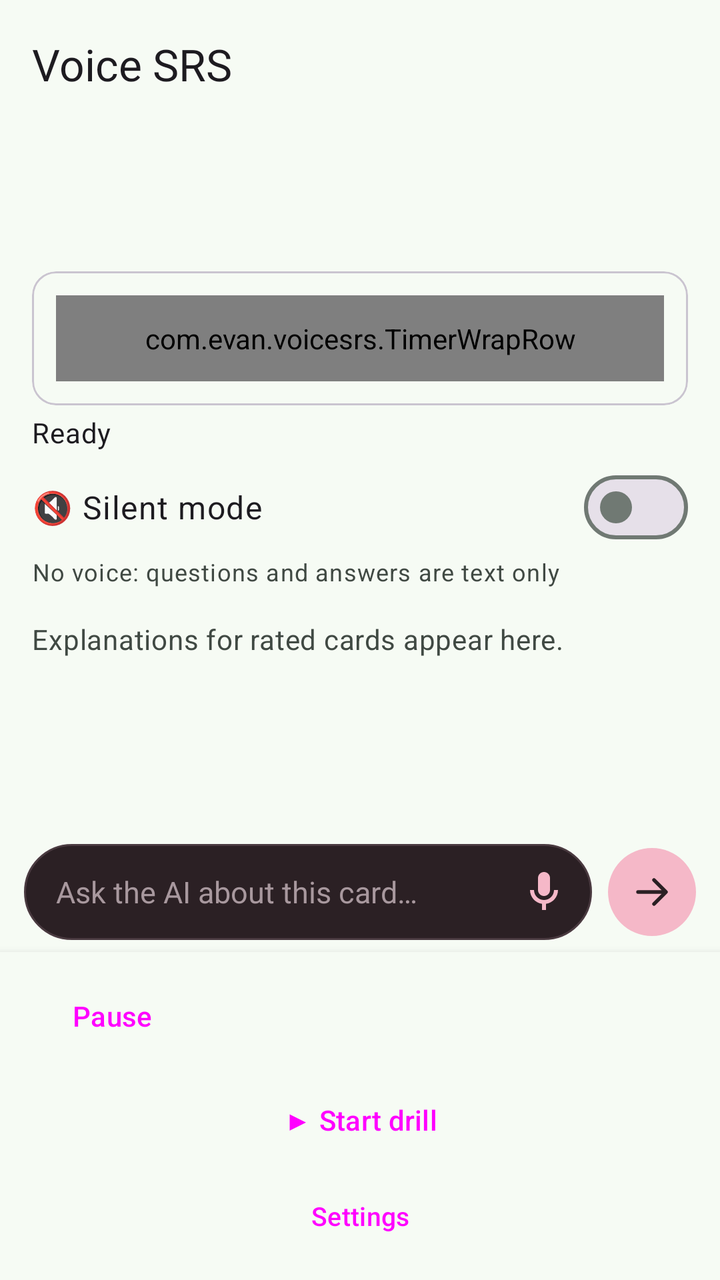
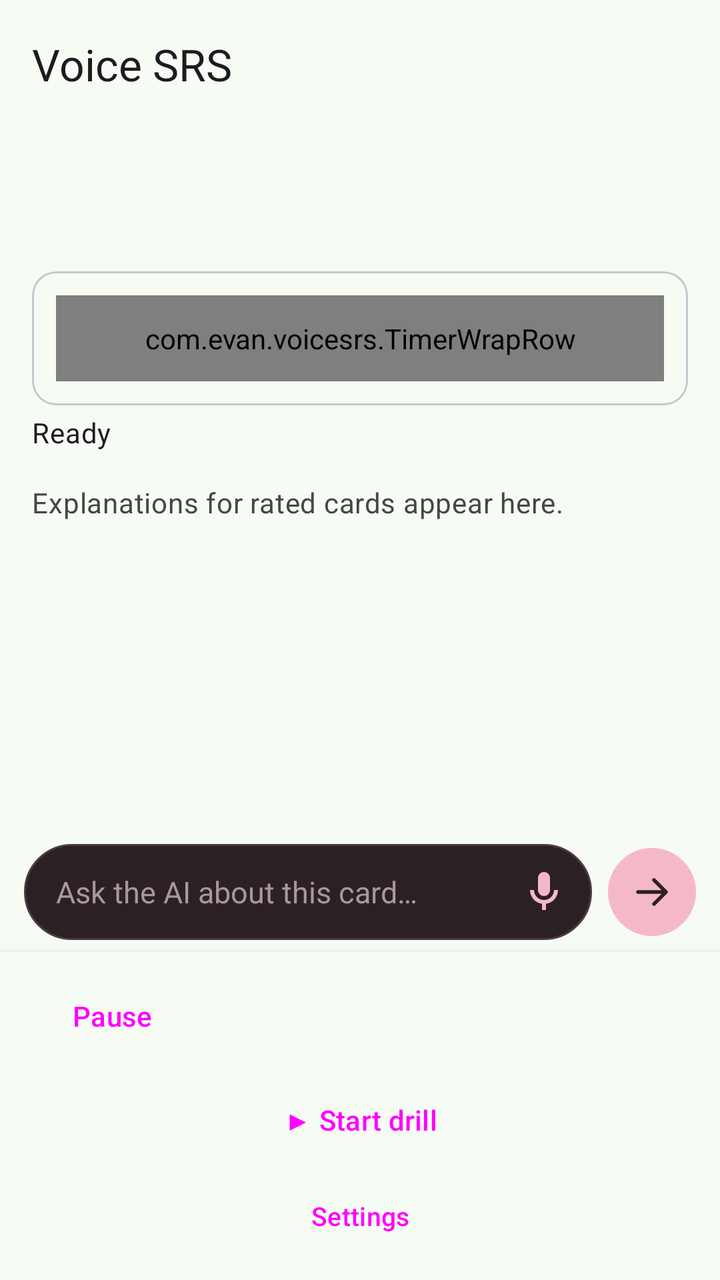

An Android layout rendered at two revisions. The XML below is the earlier revision; the diff shows what the commit changed to produce the second picture.
<!-- AndroidManifest.xml: application theme Theme.VoiceSrs -->
<!-- res/layout/activity_main.xml -->
<?xml version="1.0" encoding="utf-8"?>
<LinearLayout xmlns:android="http://schemas.android.com/apk/res/android"
    xmlns:app="http://schemas.android.com/apk/res-auto"
    android:layout_width="match_parent"
    android:layout_height="match_parent"
    android:fitsSystemWindows="true"
    android:orientation="vertical">

    <com.google.android.material.appbar.MaterialToolbar
        android:id="@+id/toolbar"
        android:layout_width="match_parent"
        android:layout_height="?attr/actionBarSize"
        android:background="?attr/colorSurface"
        app:title="@string/app_name"
        app:titleTextAppearance="?attr/textAppearanceTitleLarge" />

    <LinearLayout
        android:id="@+id/slimHeader"
        android:layout_width="match_parent"
        android:layout_height="wrap_content"
        android:orientation="vertical"
        android:paddingStart="16dp"
        android:paddingTop="4dp"
        android:paddingEnd="16dp"
        android:paddingBottom="8dp">

        <TextView
            android:id="@+id/deckPath"
            android:layout_width="match_parent"
            android:layout_height="wrap_content"
            android:ellipsize="start"
            android:maxLines="1"
            android:textAppearance="?attr/textAppearanceBodySmall"
            android:textColor="?attr/colorOnSurfaceVariant"
            android:visibility="gone" />

        <TextView
            android:id="@+id/deckName"
            android:layout_width="match_parent"
            android:layout_height="wrap_content"
            android:ellipsize="end"
            android:maxLines="1"
            android:textAppearance="?attr/textAppearanceTitleMedium" />

        <TextView
            android:id="@+id/dueCount"
            android:layout_width="match_parent"
            android:layout_height="wrap_content"
            android:layout_marginTop="2dp"
            android:textAppearance="?attr/textAppearanceBodyMedium" />

        <TextView
            android:id="@+id/examCountdown"
            android:layout_width="match_parent"
            android:layout_height="wrap_content"
            android:layout_marginTop="2dp"
            android:textAppearance="?attr/textAppearanceBodySmall"
            android:textColor="?attr/colorOnSurfaceVariant"
            android:visibility="gone" />

        <TextView
            android:id="@+id/headerMeta"
            android:layout_width="match_parent"
            android:layout_height="wrap_content"
            android:layout_marginTop="2dp"
            android:clickable="false"
            android:focusable="false"
            android:longClickable="false"
            android:textAppearance="?attr/textAppearanceBodyMedium"
            android:textColor="?attr/colorOnSurfaceVariant" />

        <include
            android:id="@+id/timerRowInclude"
            layout="@layout/include_timer_row"
            android:layout_width="match_parent"
            android:layout_height="wrap_content"
            android:layout_marginTop="4dp" />

        <TextView
            android:id="@+id/stateText"
            android:layout_width="match_parent"
            android:layout_height="wrap_content"
            android:layout_marginTop="4dp"
            android:text="@string/state_ready"
            android:textAppearance="?attr/textAppearanceBodyMedium" />

        <TextView
            android:id="@+id/progressText"
            android:layout_width="match_parent"
            android:layout_height="wrap_content"
            android:visibility="gone" />

        <com.google.android.material.chip.Chip
            android:id="@+id/syncChip"
            style="@style/Widget.Material3.Chip.Assist"
            android:layout_width="wrap_content"
            android:layout_height="wrap_content"
            android:layout_marginTop="4dp"
            android:clickable="false"
            android:focusable="false"
            android:text="0 pending sync"
            android:visibility="gone"
            app:chipMinHeight="32dp" />

        <com.google.android.material.materialswitch.MaterialSwitch
            android:id="@+id/drillSilentSwitch"
            android:layout_width="match_parent"
            android:layout_height="wrap_content"
            android:layout_marginTop="4dp"
            android:minHeight="48dp"
            android:text="@string/silent_switch"
            android:textAppearance="?attr/textAppearanceBodyLarge" />

        <TextView
            android:id="@+id/drillSilentSubtitle"
            android:layout_width="match_parent"
            android:layout_height="wrap_content"
            android:text="@string/silent_switch_sub"
            android:textAppearance="?attr/textAppearanceBodySmall"
            android:textColor="?attr/colorOnSurfaceVariant" />
    </LinearLayout>

    <include
        layout="@layout/include_error_card"
        android:layout_width="match_parent"
        android:layout_height="wrap_content"
        android:layout_marginStart="16dp"
        android:layout_marginEnd="16dp" />

    <FrameLayout
        android:layout_width="match_parent"
        android:layout_height="0dp"
        android:layout_weight="1">

        <androidx.recyclerview.widget.RecyclerView
            android:id="@+id/chatList"
            android:layout_width="match_parent"
            android:layout_height="match_parent"
            android:clipToPadding="false"
            android:paddingStart="12dp"
            android:paddingTop="4dp"
            android:paddingEnd="12dp"
            android:paddingBottom="8dp"
            android:scrollbars="vertical" />

        <TextView
            android:id="@+id/chatEmpty"
            android:layout_width="match_parent"
            android:layout_height="wrap_content"
            android:paddingStart="16dp"
            android:paddingTop="8dp"
            android:paddingEnd="16dp"
            android:text="@string/chat_empty"
            android:textAppearance="?attr/textAppearanceBodyMedium"
            android:textColor="?attr/colorOnSurfaceVariant" />

        <TextView
            android:id="@+id/chatUnread"
            android:layout_width="wrap_content"
            android:layout_height="wrap_content"
            android:layout_gravity="end"
            android:clickable="false"
            android:focusable="false"
            android:paddingStart="8dp"
            android:paddingEnd="12dp"
            android:textAppearance="?attr/textAppearanceTitleSmall"
            android:visibility="gone" />

        <TextView
            android:id="@+id/chatNextPill"
            android:layout_width="wrap_content"
            android:layout_height="wrap_content"
            android:layout_gravity="bottom|center_horizontal"
            android:layout_marginBottom="8dp"
            android:background="@drawable/bg_next_pill"
            android:clickable="true"
            android:contentDescription="@string/chat_next_question"
            android:focusable="true"
            android:paddingStart="12dp"
            android:paddingTop="6dp"
            android:paddingEnd="12dp"
            android:paddingBottom="6dp"
            android:text="@string/chat_next_question"
            android:textColor="@color/spoken_pill_text"
            android:textSize="12sp"
            android:visibility="gone" />
    </FrameLayout>

    <include layout="@layout/include_chat_composer" />

    <LinearLayout
        android:id="@+id/bottomBar"
        android:layout_width="match_parent"
        android:layout_height="wrap_content"
        android:background="?attr/colorSurface"
        android:elevation="6dp"
        android:orientation="vertical"
        android:paddingStart="12dp"
        android:paddingTop="8dp"
        android:paddingEnd="12dp"
        android:paddingBottom="12dp">

        <include layout="@layout/include_session_cue" />

        <Button
            android:id="@+id/showAnswerButton"
            style="@style/Widget.Material3.Button.TonalButton"
            android:layout_width="match_parent"
            android:layout_height="wrap_content"
            android:minHeight="52dp"
            android:text="@string/show_answer"
            android:visibility="gone" />

        <TextView
            android:id="@+id/gradeGuideLabel"
            android:layout_width="match_parent"
            android:layout_height="wrap_content"
            android:text="@string/grade_guide"
            android:textAppearance="?attr/textAppearanceLabelLarge"
            android:visibility="gone" />

        <com.google.android.material.chip.ChipGroup
            android:id="@+id/gradeChips"
            android:layout_width="match_parent"
            android:layout_height="wrap_content"
            android:visibility="gone"
            app:chipSpacingHorizontal="8dp"
            app:singleLine="false"
            app:singleSelection="true">

            <com.google.android.material.chip.Chip
                android:id="@+id/chipAgain"
                style="@style/Widget.Material3.Chip.Suggestion"
                android:layout_width="wrap_content"
                android:layout_height="wrap_content"
                android:checkable="true"
                android:text="@string/grade_again"
                app:checkedIconVisible="false" />

            <com.google.android.material.chip.Chip
                android:id="@+id/chipHard"
                style="@style/Widget.Material3.Chip.Suggestion"
                android:layout_width="wrap_content"
                android:layout_height="wrap_content"
                android:checkable="true"
                android:text="@string/grade_hard"
                app:checkedIconVisible="false" />

            <com.google.android.material.chip.Chip
                android:id="@+id/chipGood"
                style="@style/Widget.Material3.Chip.Suggestion"
                android:layout_width="wrap_content"
                android:layout_height="wrap_content"
                android:checkable="true"
                android:text="@string/grade_good"
                app:checkedIconVisible="false" />

            <com.google.android.material.chip.Chip
                android:id="@+id/chipEasy"
                style="@style/Widget.Material3.Chip.Suggestion"
                android:layout_width="wrap_content"
                android:layout_height="wrap_content"
                android:checkable="true"
                android:text="@string/grade_easy"
                app:checkedIconVisible="false" />
        </com.google.android.material.chip.ChipGroup>

        <Button
            android:id="@+id/startButton"
            style="@style/Widget.Material3.Button"
            android:layout_width="match_parent"
            android:layout_height="wrap_content"
            android:layout_marginTop="4dp"
            android:minHeight="48dp"
            android:text="@string/app_start" />

        <LinearLayout
            android:layout_width="match_parent"
            android:layout_height="wrap_content"
            android:layout_marginTop="4dp"
            android:orientation="horizontal">

            <Button
                android:id="@+id/settingsButton"
                style="@style/Widget.Material3.Button.TextButton"
                android:layout_width="0dp"
                android:layout_height="wrap_content"
                android:layout_weight="1"
                android:minHeight="40dp"
                android:text="@string/app_settings"
                android:textSize="13sp" />
        </LinearLayout>
    </LinearLayout>
</LinearLayout>
<!-- res/layout/include_timer_row.xml (included above) -->
<com.google.android.material.card.MaterialCardView
    android:id="@+id/timerRow"
    xmlns:android="http://schemas.android.com/apk/res/android"
    xmlns:app="http://schemas.android.com/apk/res-auto"
    android:layout_width="match_parent"
    android:layout_height="wrap_content"
    app:cardCornerRadius="12dp"
    app:cardElevation="0dp"
    app:contentPadding="12dp">

    <com.evan.voicesrs.TimerWrapRow
        android:id="@+id/timerLines"
        android:layout_width="match_parent"
        android:layout_height="wrap_content"
        android:padding="12dp"
        android:paddingStart="12dp"
        android:paddingEnd="12dp">

        <LinearLayout
            android:id="@+id/timerLine1"
            android:layout_width="match_parent"
            android:layout_height="wrap_content"
            android:gravity="center_vertical"
            android:orientation="horizontal">

            <LinearLayout
                android:layout_width="0dp"
                android:layout_height="wrap_content"
                android:layout_weight="1"
                android:orientation="vertical">

                <TextView
                    android:id="@+id/elapsedChip"
                    android:layout_width="wrap_content"
                    android:layout_height="wrap_content"
                    android:fontFeatureSettings="tnum"
                    android:maxLines="1"
                    android:text="0:00"
                    android:textSize="28sp"
                    android:textStyle="bold" />

                <TextView
                    android:id="@+id/elapsedCaption"
                    android:layout_width="wrap_content"
                    android:layout_height="wrap_content"
                    android:text="@string/timer_elapsed_caption"
                    android:textColor="?attr/colorOnSurfaceVariant"
                    android:textSize="11sp" />
            </LinearLayout>

            <LinearLayout
                android:layout_width="wrap_content"
                android:layout_height="wrap_content"
                android:gravity="center_horizontal"
                android:orientation="vertical">

                <com.google.android.material.button.MaterialButton
                    android:id="@+id/timerGoalChip"
                    android:layout_width="40dp"
                    android:layout_height="40dp"
                    android:checkable="true"
                    android:contentDescription="@string/timer_switch_label"
                    app:icon="@drawable/ic_drill_stop"
                    style="@style/Widget.Material3.Button.IconButton.Filled.Tonal" />

                <TextView
                    android:layout_width="wrap_content"
                    android:layout_height="wrap_content"
                    android:text="@string/timer_goal_short"
                    android:textSize="11sp" />
            </LinearLayout>

            <LinearLayout
                android:layout_width="wrap_content"
                android:layout_height="wrap_content"
                android:layout_marginStart="8dp"
                android:gravity="center_horizontal"
                android:orientation="vertical">

                <com.google.android.material.button.MaterialButton
                    android:id="@+id/voiceChip"
                    android:layout_width="40dp"
                    android:layout_height="40dp"
                    android:checkable="true"
                    android:contentDescription="@string/voice_chip"
                    app:icon="@drawable/ic_mic"
                    style="@style/Widget.Material3.Button.IconButton.Filled.Tonal" />

                <TextView
                    android:layout_width="wrap_content"
                    android:layout_height="wrap_content"
                    android:text="@string/voice_short"
                    android:textSize="11sp" />
            </LinearLayout>
        </LinearLayout>

        <LinearLayout
            android:id="@+id/timerLine2"
            android:layout_width="match_parent"
            android:layout_height="wrap_content"
            android:layout_marginTop="6dp"
            android:gravity="center_vertical"
            android:orientation="horizontal">

            <Button
                android:id="@+id/timerMinus"
                android:layout_width="wrap_content"
                android:layout_height="48dp"
                android:layout_marginEnd="4dp"
                android:minWidth="36dp"
                android:text="−"
                android:textSize="18sp" />

            <FrameLayout
                android:layout_width="0dp"
                android:layout_height="28dp"
                android:layout_marginStart="4dp"
                android:layout_marginEnd="4dp"
                android:layout_weight="1">

                <com.google.android.material.progressindicator.LinearProgressIndicator
                    android:id="@+id/timerGoalBar"
                    android:max="1000"
                    android:indeterminate="false"
                    android:layout_width="match_parent"
                    android:layout_height="match_parent"
                    android:layout_gravity="center_vertical"
                    app:indicatorColor="?attr/colorTertiary"
                    app:trackColor="?attr/colorSurfaceVariant"
                    app:trackCornerRadius="10dp"
                    app:trackThickness="20dp" />

                <TextView
                    android:id="@+id/timerValue"
                    android:layout_width="wrap_content"
                    android:layout_height="wrap_content"
                    android:layout_gravity="center"
                    android:fontFeatureSettings="tnum"
                    android:maxLines="1"
                    android:text="10 min"
                    android:textSize="13sp"
                    android:textStyle="bold" />
            </FrameLayout>

            <Button
                android:id="@+id/timerPlus"
                android:layout_width="wrap_content"
                android:layout_height="48dp"
                android:minWidth="36dp"
                android:text="+"
                android:textSize="18sp" />
        </LinearLayout>
    </com.evan.voicesrs.TimerWrapRow>
</com.google.android.material.card.MaterialCardView>
<!-- res/layout/include_error_card.xml (included above) -->
<?xml version="1.0" encoding="utf-8"?>
<com.google.android.material.card.MaterialCardView xmlns:android="http://schemas.android.com/apk/res/android"
    xmlns:app="http://schemas.android.com/apk/res-auto"
    android:id="@+id/errorCard"
    style="@style/Widget.Material3.CardView.Outlined"
    android:layout_width="match_parent"
    android:layout_height="wrap_content"
    android:layout_marginBottom="12dp"
    android:visibility="gone"
    app:cardCornerRadius="20dp"
    app:contentPadding="20dp"
    app:strokeColor="?attr/colorError">

    <LinearLayout
        android:layout_width="match_parent"
        android:layout_height="wrap_content"
        android:orientation="vertical">

        <TextView
            android:id="@+id/errorTitle"
            android:layout_width="match_parent"
            android:layout_height="wrap_content"
            android:importantForAccessibility="yes"
            android:text="@string/error_title"
            android:textAppearance="?attr/textAppearanceTitleMedium"
            android:textColor="?attr/colorError" />

        <TextView
            android:id="@+id/errorText"
            android:layout_width="match_parent"
            android:layout_height="wrap_content"
            android:layout_marginTop="6dp"
            android:importantForAccessibility="yes"
            android:textAppearance="?attr/textAppearanceBodyLarge" />

        <Button
            android:id="@+id/retryButton"
            style="@style/Widget.Material3.Button"
            android:layout_width="match_parent"
            android:layout_height="wrap_content"
            android:layout_marginTop="12dp"
            android:minHeight="52dp"
            android:text="@string/error_retry" />
    </LinearLayout>
</com.google.android.material.card.MaterialCardView>
<!-- res/layout/include_chat_composer.xml (included above) -->
<?xml version="1.0" encoding="utf-8"?>
<LinearLayout xmlns:android="http://schemas.android.com/apk/res/android"
    xmlns:app="http://schemas.android.com/apk/res-auto"
    android:id="@+id/chatComposer"
    android:layout_width="match_parent"
    android:layout_height="wrap_content"
    android:orientation="vertical"
    android:paddingStart="12dp"
    android:paddingTop="4dp"
    android:paddingEnd="12dp"
    android:paddingBottom="6dp">

    <TextView
        android:id="@+id/chatAskAbout"
        android:layout_width="match_parent"
        android:layout_height="wrap_content"
        android:paddingBottom="4dp"
        android:textColor="@color/chat_meta"
        android:textSize="11sp"
        android:visibility="gone" />

    <HorizontalScrollView
        android:id="@+id/promptChipScroll"
        android:layout_width="match_parent"
        android:layout_height="wrap_content"
        android:layout_marginBottom="4dp"
        android:scrollbars="none"
        android:visibility="gone">

        <com.google.android.material.chip.ChipGroup
            android:id="@+id/promptChipRow"
            android:layout_width="wrap_content"
            android:layout_height="wrap_content"
            app:singleLine="true" />
    </HorizontalScrollView>

    <TextView
        android:id="@+id/chatDictateHint"
        android:layout_width="match_parent"
        android:layout_height="wrap_content"
        android:paddingBottom="4dp"
        android:text="@string/chat_dictate_miss"
        android:textColor="@color/chat_meta"
        android:textSize="11sp"
        android:visibility="gone" />

    <LinearLayout
        android:layout_width="match_parent"
        android:layout_height="wrap_content"
        android:gravity="center_vertical"
        android:orientation="horizontal">

        <FrameLayout
            android:id="@+id/chatInputShell"
            android:layout_width="0dp"
            android:layout_height="wrap_content"
            android:layout_weight="1"
            android:background="@drawable/bg_chat_input"
            android:minHeight="48dp">

            <EditText
                android:id="@+id/chatInput"
                android:layout_width="match_parent"
                android:layout_height="wrap_content"
                android:background="@android:color/transparent"
                android:hint="@string/chat_ask_hint"
                android:imeOptions="actionSend"
                android:importantForAutofill="no"
                android:inputType="textCapSentences"
                android:minHeight="48dp"
                android:paddingStart="16dp"
                android:paddingTop="10dp"
                android:paddingEnd="44dp"
                android:paddingBottom="10dp"
                android:textColor="@color/chat_input_text"
                android:textColorHint="@color/chat_input_hint"
                android:textSize="15sp" />

            <ImageButton
                android:id="@+id/chatDictate"
                android:layout_width="40dp"
                android:layout_height="40dp"
                android:layout_gravity="end|center_vertical"
                android:layout_marginEnd="4dp"
                android:background="?attr/selectableItemBackgroundBorderless"
                android:contentDescription="@string/chat_dictate_cd"
                android:padding="8dp"
                android:scaleType="centerInside"
                android:src="@drawable/ic_mic"
                app:tint="@color/chat_accent" />
        </FrameLayout>

        <ImageButton
            android:id="@+id/chatSend"
            android:layout_width="44dp"
            android:layout_height="44dp"
            android:layout_marginStart="8dp"
            android:background="@drawable/bg_chat_send"
            android:contentDescription="@string/chat_send_cd"
            android:padding="10dp"
            android:scaleType="centerInside"
            android:src="@drawable/ic_send"
            app:tint="@color/chat_send_icon" />
    </LinearLayout>
</LinearLayout>
<!-- res/layout/include_session_cue.xml (included above) -->
<?xml version="1.0" encoding="utf-8"?>
<LinearLayout xmlns:android="http://schemas.android.com/apk/res/android"
    android:id="@+id/sessionCue"
    android:layout_width="match_parent"
    android:layout_height="wrap_content"
    android:orientation="vertical">

    <TextView
        android:id="@+id/thinkCountdown"
        android:layout_width="match_parent"
        android:layout_height="wrap_content"
        android:gravity="center_vertical"
        android:minHeight="32dp"
        android:textAppearance="?attr/textAppearanceLabelLarge"
        android:textColor="?attr/colorPrimary"
        android:visibility="gone" />

    <LinearLayout
        android:id="@+id/chatPauseRow"
        android:layout_width="match_parent"
        android:layout_height="wrap_content"
        android:gravity="center_vertical"
        android:orientation="horizontal"
        android:visibility="gone">

        <TextView
            android:id="@+id/chatPauseLabel"
            android:layout_width="0dp"
            android:layout_height="wrap_content"
            android:layout_weight="1"
            android:text="@string/chat_paused"
            android:textAppearance="?attr/textAppearanceTitleSmall" />

        <Button
            android:id="@+id/chatResumeButton"
            style="@style/Widget.Material3.Button.TonalButton"
            android:layout_width="wrap_content"
            android:layout_height="wrap_content"
            android:minHeight="48dp"
            android:backgroundTint="?attr/colorPrimary"
            android:textColor="?attr/colorOnPrimary"
            android:text="@string/chat_resume" />
    </LinearLayout>

    <LinearLayout
        android:id="@+id/playbackRow"
        android:layout_width="match_parent"
        android:layout_height="wrap_content"
        android:gravity="center_vertical"
        android:orientation="horizontal">

        <Button
            android:id="@+id/playbackPauseButton"
            style="@style/Widget.Material3.Button.TonalButton"
            android:layout_width="wrap_content"
            android:layout_height="wrap_content"
            android:minHeight="48dp"
            android:text="@string/playback_pause" />

        <TextView
            android:id="@+id/playbackStatus"
            android:layout_width="0dp"
            android:layout_height="wrap_content"
            android:layout_marginStart="8dp"
            android:layout_weight="1"
            android:textAppearance="?attr/textAppearanceBodySmall"
            android:textColor="?attr/colorOnSurfaceVariant" />
    </LinearLayout>
</LinearLayout>
<!-- resources referenced by this layout -->
<resources>
  <color name="chat_accent">#F5B8C8</color>
  <color name="chat_input_hint">#A8989E</color>
  <color name="chat_input_text">#F3ECEE</color>
  <color name="chat_meta">#8D8488</color>
  <color name="chat_send_icon">#2B2024</color>
  <color name="spoken_pill_text">#E6E1E5</color>
  <!-- drawable bg_next_pill (drawable) -->
  <?xml version="1.0" encoding="utf-8"?>
  <shape xmlns:android="http://schemas.android.com/apk/res/android"
      android:shape="rectangle">
      <solid android:color="@color/spoken_pill" />
      <corners android:radius="16dp" />
  </shape>
  <!-- drawable ic_drill_stop (drawable) -->
  <vector xmlns:android="http://schemas.android.com/apk/res/android"
      android:width="24dp"
      android:height="24dp"
      android:viewportWidth="24"
      android:viewportHeight="24">
      <path
          android:fillColor="@android:color/white"
          android:pathData="M6,6h12v12H6z" />
  </vector>
  <string name="app_name">Voice SRS</string>
  <string name="app_settings">Settings</string>
  <string name="app_start">▶ Start drill</string>
  <string name="chat_ask_hint">Ask the AI about this card…</string>
  <string name="chat_dictate_cd">Dictate</string>
  <string name="chat_dictate_miss">Didn\'t catch that</string>
  <string name="chat_empty">Explanations for rated cards appear here.</string>
  <string name="chat_next_question">Next question ↓</string>
  <string name="chat_paused">Paused, asking AI</string>
  <string name="chat_resume">Resume</string>
  <string name="chat_send_cd">Send</string>
  <string name="error_retry">Retry</string>
  <string name="error_title">Can\'t start the drill</string>
  <string name="grade_again">Again</string>
  <string name="grade_easy">Easy</string>
  <string name="grade_good">Good</string>
  <string name="grade_guide">Say a grade</string>
  <string name="grade_hard">Hard</string>
  <string name="playback_pause">Pause</string>
  <string name="show_answer">Show answer</string>
  <string name="silent_switch">🔇 Silent mode</string>
  <string name="silent_switch_sub">No voice: questions and answers are text only</string>
  <string name="state_ready">Ready</string>
  <string name="timer_elapsed_caption">elapsed</string>
  <string name="timer_goal_short">goal</string>
  <string name="timer_switch_label">End drill at goal</string>
  <string name="voice_chip">Voice</string>
  <string name="voice_short">voice</string>
  <color name="spoken_pill">#3A3740</color>
  <color name="md_theme_primary">#146C43</color>
  <color name="md_theme_onPrimary">#FFFFFF</color>
  <color name="md_theme_primaryContainer">#A4F4C4</color>
  <color name="md_theme_onPrimaryContainer">#002110</color>
  <color name="md_theme_secondary">#4D6356</color>
  <color name="md_theme_onSecondary">#FFFFFF</color>
  <color name="md_theme_secondaryContainer">#D0E8D8</color>
  <color name="md_theme_onSecondaryContainer">#0B1F15</color>
  <color name="md_theme_tertiary">#3C6472</color>
  <color name="md_theme_onTertiary">#FFFFFF</color>
  <color name="md_theme_tertiaryContainer">#C0E9FA</color>
  <color name="md_theme_onTertiaryContainer">#001F28</color>
  <color name="md_theme_background">#F6FBF4</color>
  <color name="md_theme_surface">#F6FBF4</color>
  <color name="md_theme_onSurface">#171D19</color>
  <color name="md_theme_surfaceVariant">#DCE5DC</color>
  <color name="md_theme_onSurfaceVariant">#404943</color>
  <color name="md_theme_outline">#707973</color>
  <color name="md_theme_error">#BA1A1A</color>
  <color name="md_theme_onError">#FFFFFF</color>
  <color name="chat_input_bg">#2B2024</color>
  <color name="chat_input_stroke">#4A3A40</color>
  <!-- unchanged entries left out for length: 7 -->
</resources>

<!-- the commit's change to res/layout/activity_main.xml (unified diff, before → after) -->
@@ -102,22 +102,6 @@
             android:visibility="gone"
             app:chipMinHeight="32dp" />
 
-        <com.google.android.material.materialswitch.MaterialSwitch
-            android:id="@+id/drillSilentSwitch"
-            android:layout_width="match_parent"
-            android:layout_height="wrap_content"
-            android:layout_marginTop="4dp"
-            android:minHeight="48dp"
-            android:text="@string/silent_switch"
-            android:textAppearance="?attr/textAppearanceBodyLarge" />
-
-        <TextView
-            android:id="@+id/drillSilentSubtitle"
-            android:layout_width="match_parent"
-            android:layout_height="wrap_content"
-            android:text="@string/silent_switch_sub"
-            android:textAppearance="?attr/textAppearanceBodySmall"
-            android:textColor="?attr/colorOnSurfaceVariant" />
     </LinearLayout>
 
     <include
@@ -397,14 +381,24 @@
             android:gravity="center_vertical"
             android:orientation="horizontal">
 
-            <Button
+            <com.google.android.material.button.MaterialButton
                 android:id="@+id/timerMinus"
-                android:layout_width="wrap_content"
+                style="@style/Widget.Material3.Button.IconButton.Outlined"
+                android:layout_width="48dp"
                 android:layout_height="48dp"
                 android:layout_marginEnd="4dp"
-                android:minWidth="36dp"
+                android:insetLeft="@dimen/timer_stepper_inset"
+                android:insetTop="@dimen/timer_stepper_inset"
+                android:insetRight="@dimen/timer_stepper_inset"
+                android:insetBottom="@dimen/timer_stepper_inset"
+                android:minWidth="0dp"
+                android:minHeight="0dp"
+                android:padding="0dp"
+                android:contentDescription="@string/timer_fewer"
                 android:text="−"
-                android:textSize="18sp" />
+                app:shapeAppearanceOverlay="@style/ShapeAppearance.Material3.Corner.Full"
+                app:strokeColor="?attr/colorOutline"
+                app:strokeWidth="@dimen/timer_stepper_stroke" />
 
             <FrameLayout
                 android:layout_width="0dp"
@@ -437,13 +431,23 @@
                     android:textStyle="bold" />
             </FrameLayout>
 
-            <Button
+            <com.google.android.material.button.MaterialButton
                 android:id="@+id/timerPlus"
-                android:layout_width="wrap_content"
+                style="@style/Widget.Material3.Button.IconButton.Outlined"
+                android:layout_width="48dp"
                 android:layout_height="48dp"
-                android:minWidth="36dp"
+                android:insetLeft="@dimen/timer_stepper_inset"
+                android:insetTop="@dimen/timer_stepper_inset"
+                android:insetRight="@dimen/timer_stepper_inset"
+                android:insetBottom="@dimen/timer_stepper_inset"
+                android:minWidth="0dp"
+                android:minHeight="0dp"
+                android:padding="0dp"
+                android:contentDescription="@string/timer_more"
                 android:text="+"
-                android:textSize="18sp" />
+                app:shapeAppearanceOverlay="@style/ShapeAppearance.Material3.Corner.Full"
+                app:strokeColor="?attr/colorOutline"
+                app:strokeWidth="@dimen/timer_stepper_stroke" />
         </LinearLayout>
     </com.evan.voicesrs.TimerWrapRow>
 </com.google.android.material.card.MaterialCardView>
<!-- resource entries referenced after the edit -->
@@ -6,6 +6,8 @@
   <color name="chat_meta">#8D8488</color>
   <color name="chat_send_icon">#2B2024</color>
   <color name="spoken_pill_text">#E6E1E5</color>
+  <dimen name="timer_stepper_inset">6dp</dimen>
+  <dimen name="timer_stepper_stroke">1dp</dimen>
   <!-- drawable bg_next_pill (drawable) -->
   <?xml version="1.0" encoding="utf-8"?>
   <shape xmlns:android="http://schemas.android.com/apk/res/android"
@@ -43,11 +45,11 @@
   <string name="grade_hard">Hard</string>
   <string name="playback_pause">Pause</string>
   <string name="show_answer">Show answer</string>
-  <string name="silent_switch">🔇 Silent mode</string>
-  <string name="silent_switch_sub">No voice: questions and answers are text only</string>
   <string name="state_ready">Ready</string>
   <string name="timer_elapsed_caption">elapsed</string>
+  <string name="timer_fewer">Fewer minutes</string>
   <string name="timer_goal_short">goal</string>
+  <string name="timer_more">More minutes</string>
   <string name="timer_switch_label">End drill at goal</string>
   <string name="voice_chip">Voice</string>
   <string name="voice_short">voice</string>
